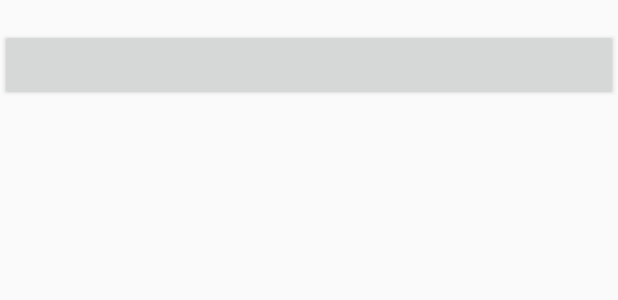
After one commit to SergioMunozGomez1996/CReP, an Android app: the layout activity_habla.xml on its own in the app's theme, with its tools: preview values and no code run, on a phone screen of 412 x 824 dp. The commit adds this screen. Shown: the top 300 px of the screen. Run offline under Robolectric (Android 15) with nearby library versions, the phone set to English and light mode, and no system bars.

Commit message:
HablaActivity añadido. Comprobado solo en emulador

```diff
--- a/app/src/main/AndroidManifest.xml
+++ b/app/src/main/AndroidManifest.xml
@@ -13,7 +13,8 @@
         android:roundIcon="@mipmap/ic_launcher_round"
         android:supportsRtl="true"
         android:theme="@style/AppTheme">
-        <activity android:name=".CapturaVideoActivity"></activity>
+        <activity android:name=".HablaActivity"></activity>
+        <activity android:name=".CapturaVideoActivity" />
         <activity android:name=".AudioActivity" />
         <activity android:name=".MainActivity">
             <intent-filter>
--- a/app/src/main/java/com/example/crep/MainActivity.java
+++ b/app/src/main/java/com/example/crep/MainActivity.java
@@ -45,7 +45,8 @@ public class MainActivity extends AppCompatActivity {
         habla.setOnClickListener(new View.OnClickListener() {
             @Override
             public void onClick(View v) {
-
+                Intent intent = new Intent(MainActivity.this, HablaActivity.class);
+                startActivity(intent);
             }
         });
 
--- /dev/null
+++ b/app/src/main/res/layout/activity_habla.xml
@@ -0,0 +1,18 @@
+<?xml version="1.0" encoding="utf-8"?>
+<LinearLayout xmlns:android="http://schemas.android.com/apk/res/android"
+    android:orientation="vertical"
+    android:layout_width="fill_parent"
+    android:layout_height="fill_parent"
+    >
+    <TextView
+        android:id="@+id/texto"
+        android:layout_width="fill_parent"
+        android:layout_height="wrap_content"
+        android:text=""
+        />
+    <Button
+        android:id="@+id/boton"
+        android:layout_width="fill_parent"
+        android:layout_height="wrap_content"
+        />
+</LinearLayout>
```
Also changed, not shown: app/src/main/java/com/example/crep/CapturaVideoActivity.java (+3 -4 lines), app/src/main/java/com/example/crep/HablaActivity.java (added, +52 -0 lines).
